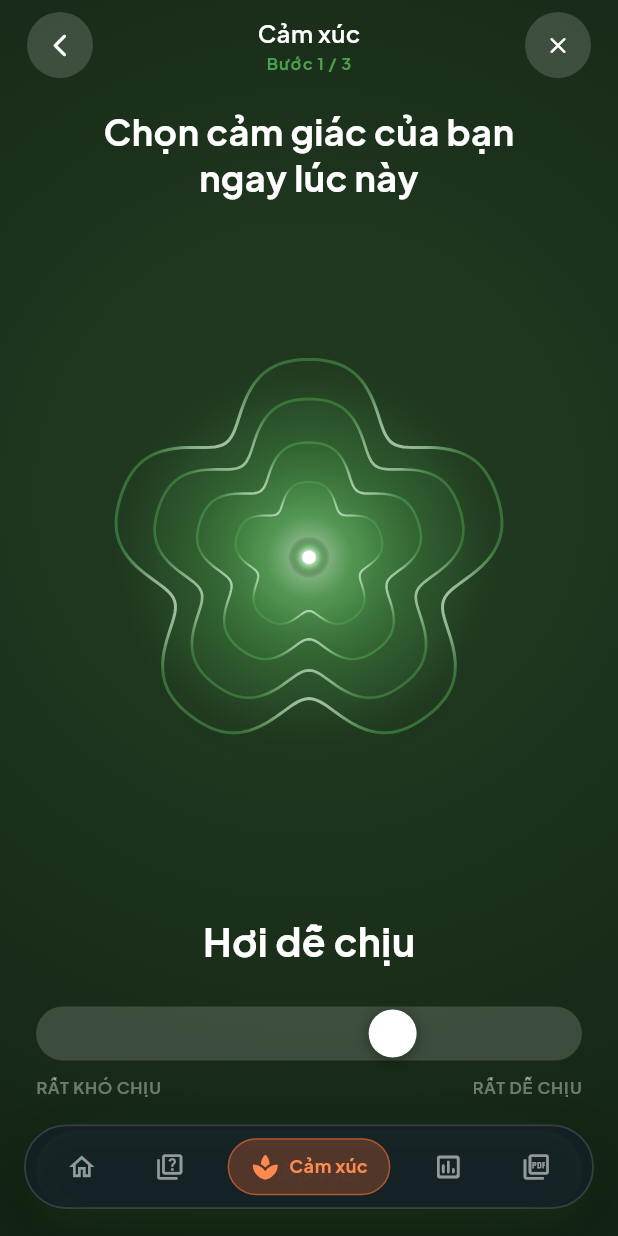
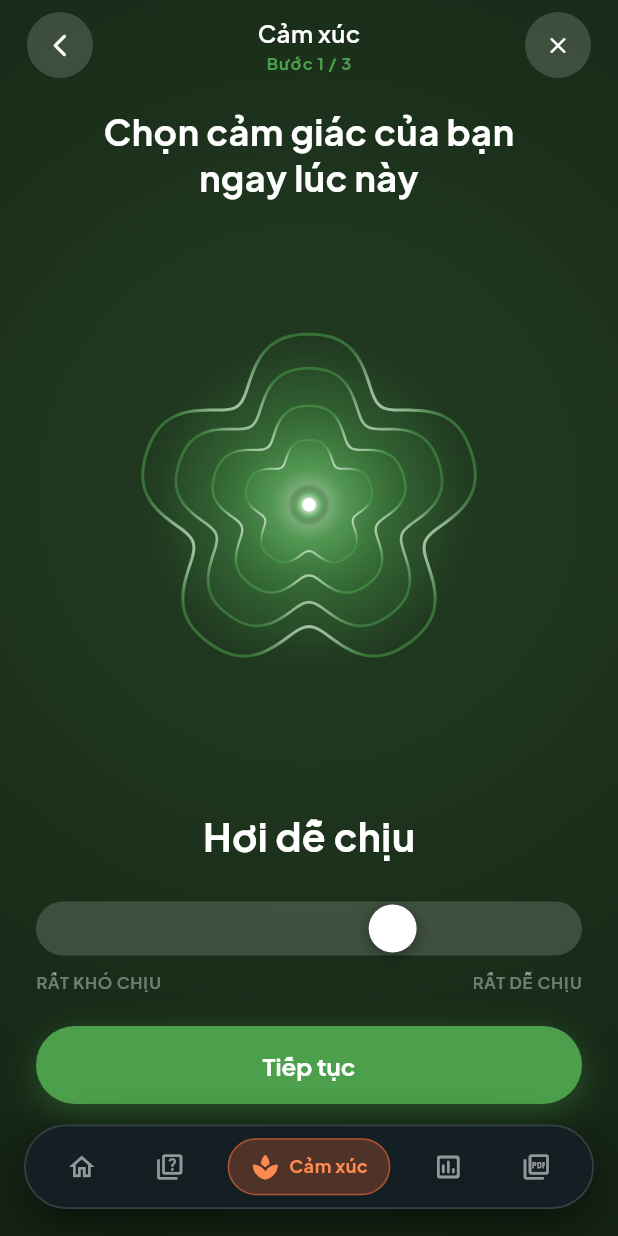
Before and after one commit to huudat31/mind_track, a Flutter app: the screen it shows after launch, item 3 of the bottom bar chosen, on a phone screen of 412 x 824 dp. Run offline on Flutter 3.47's test engine with Material 3 defaults, Android fonts, the light colour scheme and no system bars; our stand-ins replace flutter_riverpod, google_fonts, supabase_flutter; accounts and stored records are empty.

Commit message:
fix: lift bottom button above floating navigation dock to prevent overlap

```diff
--- a/lib/features/logging/screens/state_of_mind_screen.dart
+++ b/lib/features/logging/screens/state_of_mind_screen.dart
@@ -1028,8 +1028,11 @@ class _StateOfMindScreenState extends State<StateOfMindScreen>
     required _MoodTier tier,
     required VoidCallback onTap,
   }) {
+    final isInsideTab = widget.onBack != null || widget.onClose != null;
+    final bottomPad = isInsideTab ? 88.0 : 20.0;
+
     return Padding(
-      padding: const EdgeInsets.fromLTRB(24, 0, 24, 18),
+      padding: EdgeInsets.fromLTRB(24, 0, 24, bottomPad),
       child: SizedBox(
         width: double.infinity,
         height: 52,
--- a/lib/features/logging/widgets/state_of_mind_flower.dart
+++ b/lib/features/logging/widgets/state_of_mind_flower.dart
@@ -16,7 +16,7 @@ class StateOfMindFlower extends StatelessWidget {
   @override
   Widget build(BuildContext context) {
     return CustomPaint(
-      size: const Size(290, 290),
+      size: const Size(250, 250),
       painter: _AppleStateOfMindPainter(
         moodValue: moodValue.clamp(0.0, 1.0),
         accentColor: accentColor,
```
